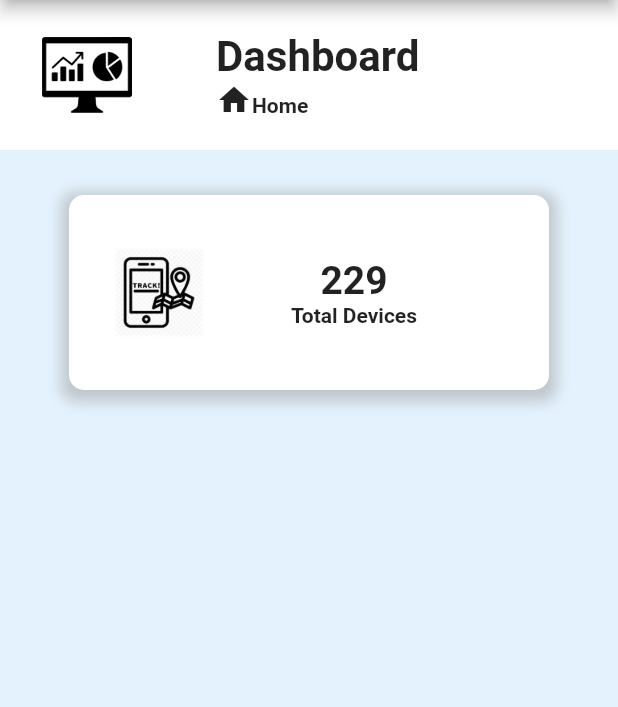
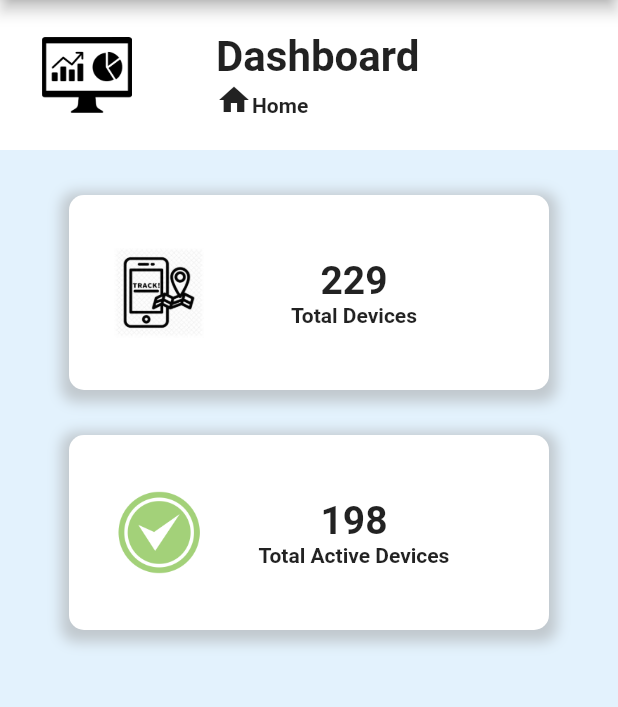
Before and after one commit to YousfYousry/CMS-COMDELTA-APP, a Flutter app: the DeviceStatus screen opened directly, on a phone screen of 412 x 824 dp, the part 75-782 px from its top. Run offline on Flutter 3.47's test engine with Material 2 defaults, Android fonts, the light colour scheme and no system bars.

Commit message:
Added total active devices card

```diff
--- a/lib/DeviceStatus.dart
+++ b/lib/DeviceStatus.dart
@@ -57,7 +57,47 @@ class DeviceStatus extends StatelessWidget {
 
                     ])), // Total Devices
 
-            Container(), // Active Devices Last 72 Hours
+            SizedBox(height: 30),
+            Container(
+              width: 320,
+              height: 130,
+              decoration: BoxDecoration(
+                  color: Colors.white,
+                  borderRadius: BorderRadius.circular(10),
+                  boxShadow: [
+                    BoxShadow(
+                        color: Colors.grey.withOpacity(0.5),
+                        spreadRadius: 5,
+                        blurRadius: 7,
+                        offset: Offset(0, 3))
+                  ]),
+                child: Row(
+                    mainAxisAlignment: MainAxisAlignment.center,
+                    children: [
+                      Container(
+                          width: 60,
+                          height: 110,
+                          child: Image.asset('assets/image/active.png')),
+                      Container(
+                          width: 200,
+                          height: 110,
+                          child: Column(
+                            mainAxisAlignment: MainAxisAlignment.center,
+                            children: [
+                              Text(
+                                '198',
+                                style: TextStyle(
+                                    fontSize: 26, fontWeight: FontWeight.bold),
+                              ),
+                              Text.rich(TextSpan(
+                                  text: 'Total Active Devices',
+                                  style:
+                                      TextStyle(fontWeight: FontWeight.bold)))
+                            ],
+                          ))
+
+                    ])
+            ), // Active Devices Last 72 Hours
 
             Container(), // Inactive Devices Last 72 Hours
           ]),
```
Also changed, not shown: assets/image/active.png (added).
